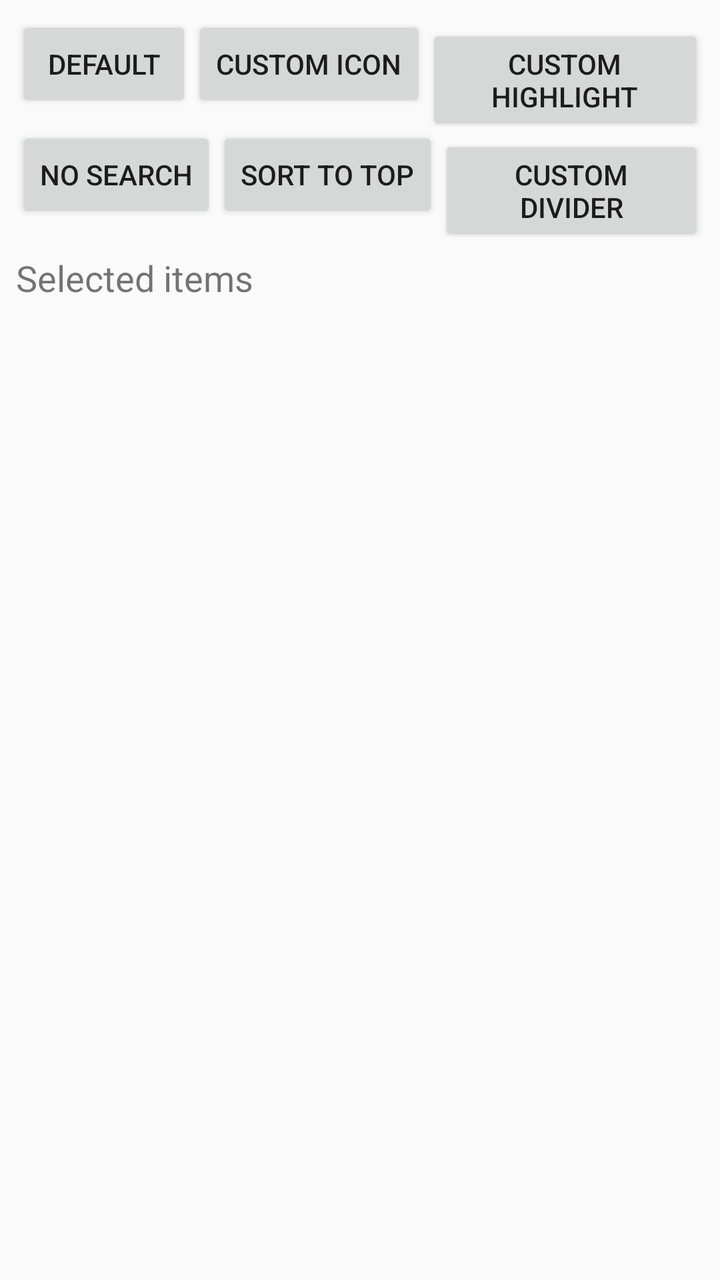
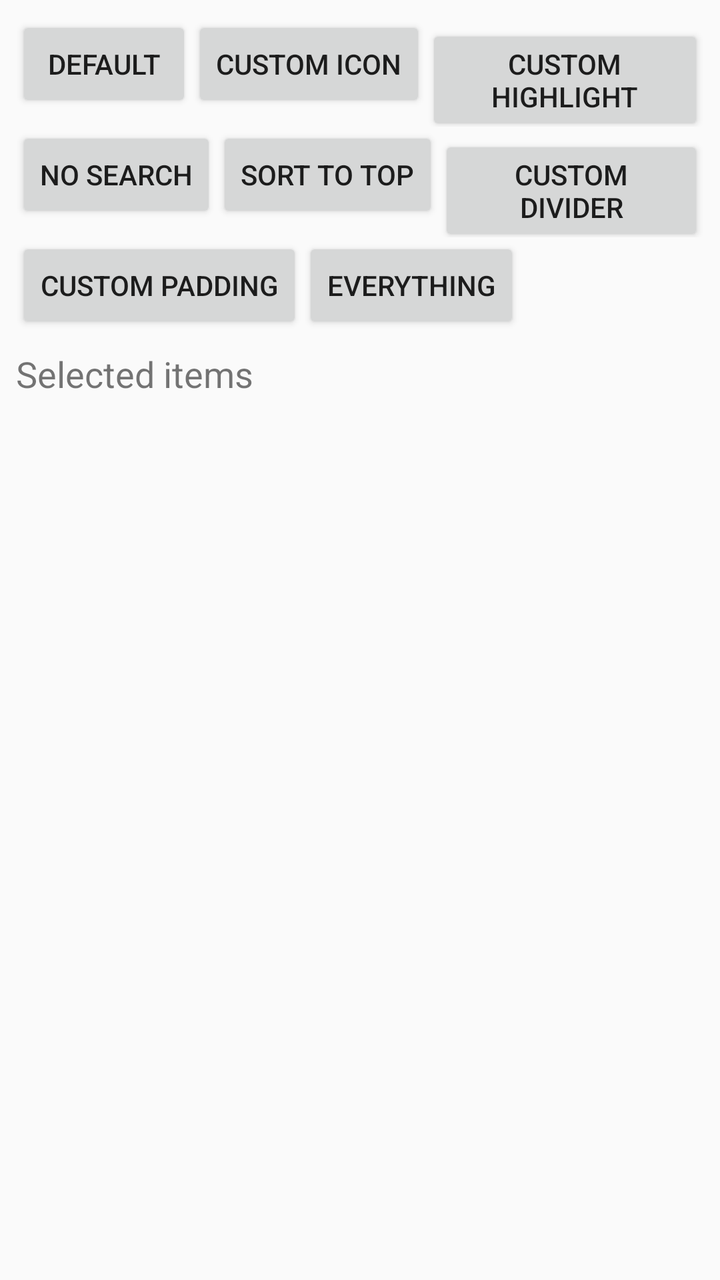

Compare the two renders of this Android layout. The source of the first and the diff that turns it into the second are given below.
<!-- AndroidManifest.xml: application theme AppTheme -->
<!-- res/layout/activity_main.xml -->
<?xml version="1.0" encoding="utf-8"?>
<LinearLayout xmlns:android="http://schemas.android.com/apk/res/android"
    xmlns:tools="http://schemas.android.com/tools"
    android:layout_width="match_parent"
    android:layout_height="match_parent"
    android:fitsSystemWindows="true"
    android:orientation="vertical"
    android:padding="8dp"
    tools:context=".MainActivity">

    <LinearLayout
        android:layout_width="match_parent"
        android:layout_height="wrap_content"
        android:orientation="horizontal">

        <Button
            android:id="@+id/selected_items_btn"
            android:layout_width="wrap_content"
            android:layout_height="wrap_content"
            android:text="Default" />

        <Button
            android:id="@+id/selected_items_custom_icon_btn"
            android:layout_width="wrap_content"
            android:layout_height="wrap_content"
            android:text="Custom Icon" />

        <Button
            android:id="@+id/selected_items_custom_highlight_btn"
            android:layout_width="wrap_content"
            android:layout_height="wrap_content"
            android:text="Custom Highlight" />
    </LinearLayout>

    <LinearLayout
        android:layout_width="match_parent"
        android:layout_height="wrap_content"
        android:orientation="horizontal">

        <Button
            android:id="@+id/no_search_btn"
            android:layout_width="wrap_content"
            android:layout_height="wrap_content"
            android:text="No Search" />

        <Button
            android:id="@+id/sort_to_top_btn"
            android:layout_width="wrap_content"
            android:layout_height="wrap_content"
            android:text="Sort To Top" />

        <Button
            android:id="@+id/divider_btn"
            android:layout_width="wrap_content"
            android:layout_height="wrap_content"
            android:text="Custom Divider" />
    </LinearLayout>

    <TextView
        android:layout_width="match_parent"
        android:layout_height="wrap_content"
        android:layout_marginTop="8dp"
        android:text="Selected items"
        android:textSize="18sp" />

    <TextView
        android:id="@+id/selected_items"
        android:layout_width="match_parent"
        android:layout_height="wrap_content" />

</LinearLayout>
<!-- resources referenced by this layout -->
<resources>
  <style name="AppTheme" parent="Theme.AppCompat.Light.DarkActionBar">
          
          <item name="colorPrimary">@color/colorPrimary</item>
          <item name="colorPrimaryDark">@color/colorPrimaryDark</item>
          <item name="colorAccent">@color/colorAccent</item>
      </style>
  <color name="colorPrimary">#008577</color>
  <color name="colorPrimaryDark">#00574B</color>
  <color name="colorAccent">#D81B60</color>
</resources>

<!-- the commit's change to res/layout/activity_main.xml (unified diff, before → after) -->
@@ -56,6 +56,24 @@
             android:text="Custom Divider" />
     </LinearLayout>
 
+    <LinearLayout
+        android:layout_width="match_parent"
+        android:layout_height="wrap_content"
+        android:orientation="horizontal">
+
+        <Button
+            android:id="@+id/custom_padding"
+            android:layout_width="wrap_content"
+            android:layout_height="wrap_content"
+            android:text="Custom Padding" />
+
+        <Button
+            android:id="@+id/everything_btn"
+            android:layout_width="wrap_content"
+            android:layout_height="wrap_content"
+            android:text="Everything" />
+    </LinearLayout>
+
     <TextView
         android:layout_width="match_parent"
         android:layout_height="wrap_content"
